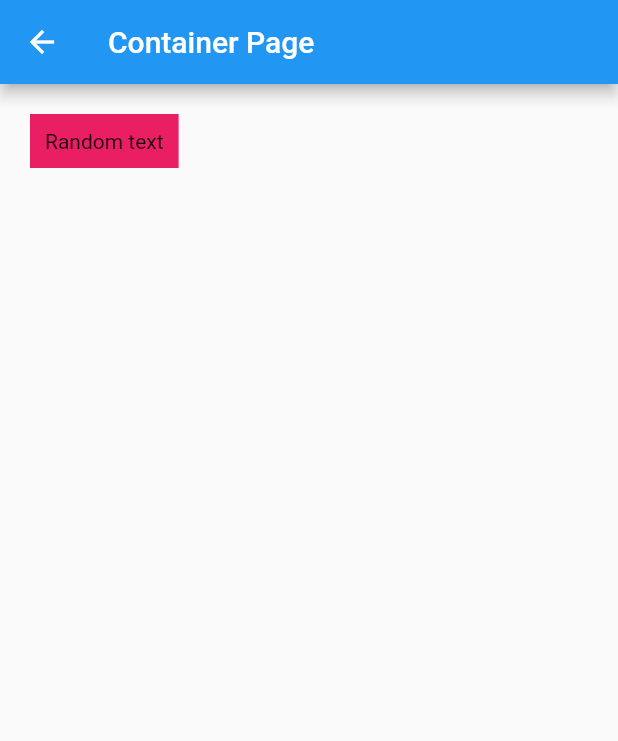
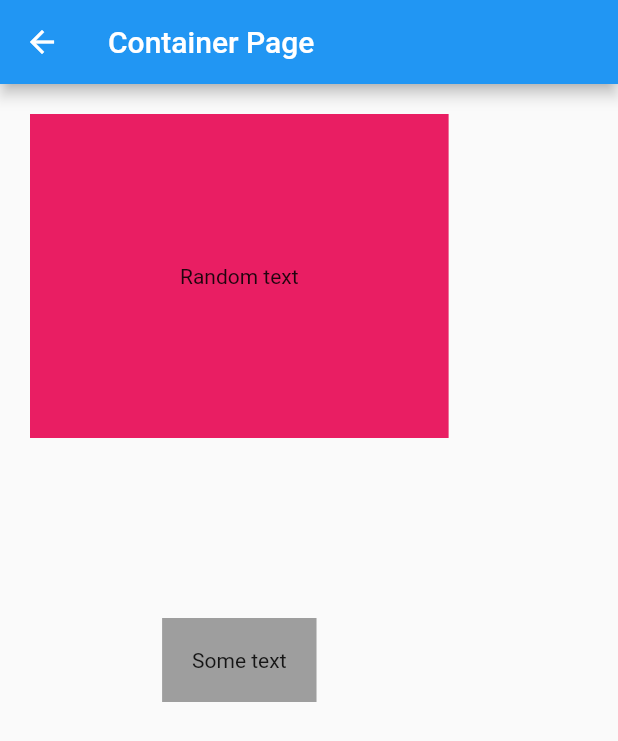
Before and after one commit to Aphideth/flutter_training, a Flutter app: the screen it shows after launch, item 4 of the bottom bar chosen, on a phone screen of 412 x 824 dp. Shown: the top 741 px of the screen. Run offline on Flutter 3.47's test engine with Material 2 defaults, Android fonts, the phone set to English and light mode, and no system bars; network calls fail.

```diff
--- a/lib/container_page.dart
+++ b/lib/container_page.dart
@@ -13,13 +13,25 @@ class _ContainerPageState extends State<ContainerPage> {
       appBar: AppBar(
         title: Text("Container Page"),
       ),
-      body: Container(
-        padding: EdgeInsets.all(10),
-        margin: EdgeInsets.all(20),
-        decoration: BoxDecoration(
-          color: Colors.pink,
-        ),
-        child: Text("Random text"),
+      body: Column(
+        children: [
+          Container(
+            padding: EdgeInsets.all(100),
+            margin: EdgeInsets.all(20),
+            decoration: BoxDecoration(
+              color: Colors.pink,
+            ),
+            child: Text("Random text"),
+          ),
+          Container(
+            padding: EdgeInsets.all(20),
+            margin: EdgeInsets.all(100),
+            decoration: BoxDecoration(
+              color: Colors.grey,
+            ),
+            child: Text("Some text"),
+          ),
+        ],
       ),
     );
   }
--- a/lib/image_page.dart
+++ b/lib/image_page.dart
@@ -6,13 +6,14 @@ class ImagePage extends StatelessWidget {
   Widget build(BuildContext context) {
     return Scaffold(
       appBar: AppBar(
-        title: Text("Container Page"),
+        title: Text("Image Page"),
       ),
       body: SingleChildScrollView(
         child: Column(children: [
           Image.network("https://picsum.photos/200"),
           Image.asset("images/linkedin.png"),
           Image.network("https://picsum.photos/300"),
+          Image.network("https://placedog.net/500"),
         ]),
       ),
     );
--- a/lib/main.dart
+++ b/lib/main.dart
@@ -2,6 +2,10 @@ import 'package:flutter/material.dart';
 import 'second_page.dart';
 import 'container_page.dart';
 import 'image_page.dart';
+import 'listview_page.dart';
+import 'listviewBuilder.dart';
+import 'expanded_page.dart';
+import 'textForm_page.dart';
 
 void main() {
   runApp(MyApp());
@@ -23,6 +27,10 @@ class _MyAppState extends State<MyApp> {
         SecondPage.routeName: (_) => SecondPage(),
         ContainerPage.routeName: (_) => ContainerPage(),
         ImagePage.routeName: (_) => ImagePage(),
+        ListViewPage.routeName: (_) => ListViewPage(),
+        ListViewBuilderPage.routeName: (_) => ListViewBuilderPage(),
+        ExpandedPage.routeName: (_) => ExpandedPage(),
+        TextFormPage.routeName: (_) => TextFormPage(),
       },
     );
   }
@@ -54,10 +62,34 @@ class _MyScaffoldWidgetState extends State<MyScaffoldWidget> {
         children: [
           Text("My first text in column"),
           Text("My second text in column"),
+          ElevatedButton(
+            onPressed: () {
+              Navigator.of(context).pushNamed(ListViewPage.routeName);
+            },
+            child: Text("Go to LisView Page"),
+          ),
+          ElevatedButton(
+            onPressed: () {
+              Navigator.of(context).pushNamed(ListViewBuilderPage.routeName);
+            },
+            child: Text("Go to LisViewBuilder Page"),
+          ),
+          ElevatedButton(
+            onPressed: () {
+              Navigator.of(context).pushNamed(ExpandedPage.routeName);
+            },
+            child: Text("Go to Expanded Page"),
+          ),
+          ElevatedButton(
+            onPressed: () {
+              Navigator.of(context).pushNamed(TextFormPage.routeName);
+            },
+            child: Text("Go to Text Form Page"),
+          ),
           Row(
             mainAxisAlignment: MainAxisAlignment.spaceAround,
             children: [
-              RaisedButton(
+              ElevatedButton(
                 onPressed: () {
                   setState(() {
                     //set State
@@ -100,7 +132,7 @@ class _MyScaffoldWidgetState extends State<MyScaffoldWidget> {
             ),
             Spacer(),
             IconButton(
-              icon: Icon(Icons.arrow_back_ios, color: Colors.white),
+              icon: Icon(Icons.arrow_drop_down_circle, color: Colors.white),
               onPressed: () {
                 Navigator.of(context).pushNamed(ContainerPage.routeName);
               },
@@ -112,6 +144,3 @@ class _MyScaffoldWidgetState extends State<MyScaffoldWidget> {
     );
   }
 }
-// onPressed:() {
-// Navigator.of(context).pushNamed(SecondPage.routeName);
-// },
--- a/lib/second_page.dart
+++ b/lib/second_page.dart
@@ -8,6 +8,7 @@ class SecondPage extends StatelessWidget {
       appBar: AppBar(
         title: Text("Second Page"),
       ),
+      body: Center(child: Text("Center Widget")),
     );
   }
 }
```
Also changed, not shown: lib/expanded_page.dart (added, +33 -0 lines), lib/listviewBuilder.dart (added, +55 -0 lines), lib/listview_page.dart (added, +37 -0 lines), lib/textForm_page.dart (added, +33 -0 lines).
